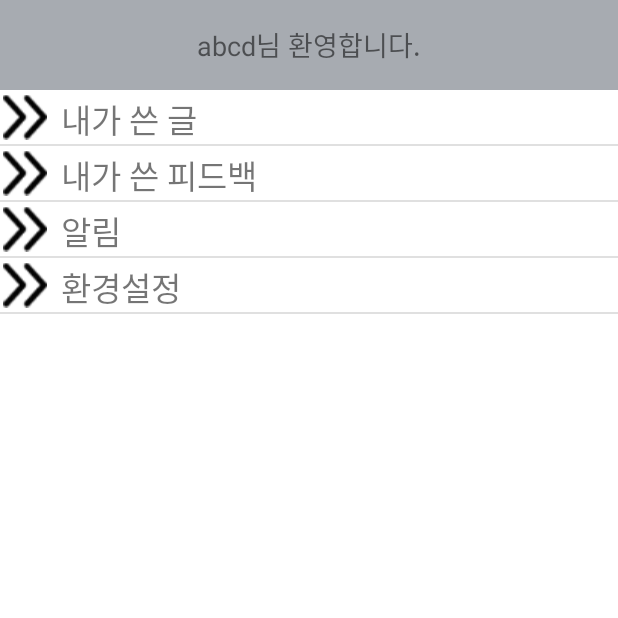
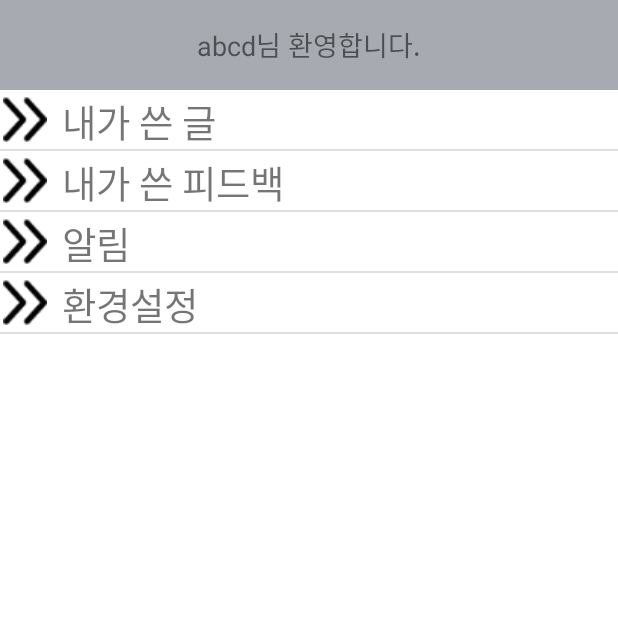
Before and after one commit to BeomSS/At, an Android app: the MyInfoListActivity screen opened directly, with no data from a screen before it, on a phone screen of 412 x 824 dp, the top half of it. Run offline under Robolectric (Android 15) with nearby library versions, the phone set to English and light mode, and no system bars.

Commit message:
gitflow-feature-stash: 1

```diff
--- a/app/src/main/java/com/example/user/at/MyInfoListAdapter.java
+++ b/app/src/main/java/com/example/user/at/MyInfoListAdapter.java
@@ -1,6 +1,7 @@
 package com.example.user.at;
 
 import android.content.Context;
+import android.util.TypedValue;
 import android.view.View;
 import android.view.ViewGroup;
 import android.widget.BaseAdapter;
@@ -51,7 +52,7 @@ public class MyInfoListAdapter extends BaseAdapter {
         list_text.setLayoutParams(new LinearLayout.LayoutParams(LinearLayout.LayoutParams.WRAP_CONTENT,LinearLayout.LayoutParams.MATCH_PARENT));
         list_img.setImageResource(R.drawable.arrow);
         list_text.setText(myinfo[i]);
-        list_text.setTextSize(22);
+        list_text.setTextSize(TypedValue.COMPLEX_UNIT_DIP,25);
         list_img.setPadding(3,3,3,3);
         list_text.setPadding(3,4,0,0);
 
```
